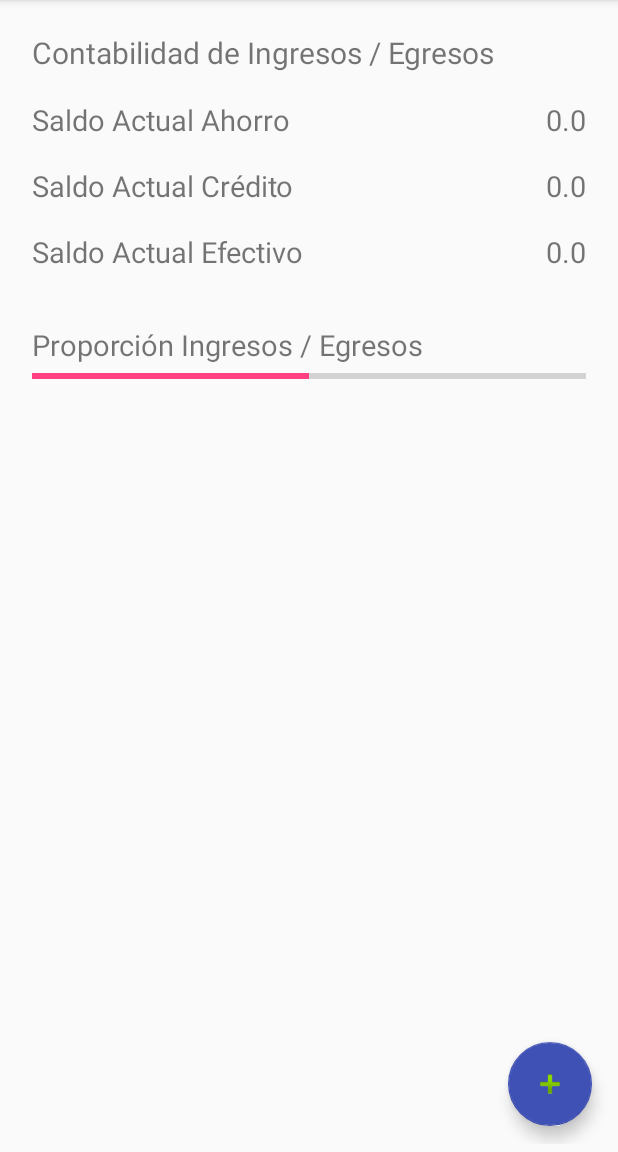
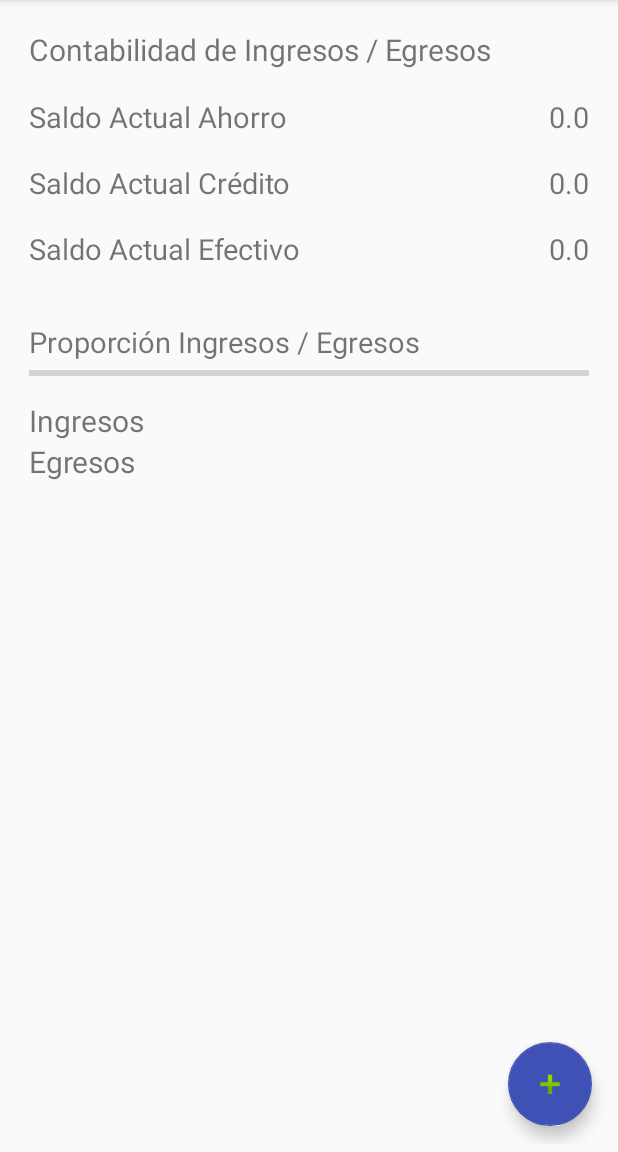
Before and after one commit to cristhoper23/MoneyHelper, an Android app: the screen it shows after launch (MainActivity), on a phone screen of 412 x 824 dp, the part 84-1236 px from its top. Run offline under Robolectric (Android 15) with nearby library versions, the phone set to English and light mode, and no system bars.

Commit message:
3° Commit

```diff
--- a/app/src/main/java/com/cristhoper/moneyhelper/activities/MainActivity.java
+++ b/app/src/main/java/com/cristhoper/moneyhelper/activities/MainActivity.java
@@ -3,7 +3,9 @@ package com.cristhoper.moneyhelper.activities;
 import android.content.Intent;
 import android.support.v7.app.AppCompatActivity;
 import android.os.Bundle;
+import android.util.Log;
 import android.view.View;
+import android.widget.ProgressBar;
 import android.widget.TextView;
 
 import com.cristhoper.moneyhelper.R;
@@ -14,6 +16,7 @@ public class MainActivity extends AppCompatActivity {
     private static final int NEW_OPERATION_REQUEST = 100;
 
     private TextView textAhorro, textCredito, textEfectivo;
+    private ProgressBar progressBar;
     @Override
     protected void onCreate(Bundle savedInstanceState) {
         super.onCreate(savedInstanceState);
@@ -22,6 +25,7 @@ public class MainActivity extends AppCompatActivity {
         textAhorro = (TextView) findViewById(R.id.txtAhorro);
         textCredito = (TextView) findViewById(R.id.txtCredito);
         textEfectivo = (TextView) findViewById(R.id.txtEfectivo);
+        progressBar = (ProgressBar) findViewById(R.id.progressBar);
 
         mostrarSaldos();
     }
@@ -37,11 +41,17 @@ public class MainActivity extends AppCompatActivity {
         mostrarSaldos();
     }
 
-    public void mostrarSaldos(){
+    private void mostrarSaldos(){
         Saldo saldoActual = Saldo.getInstance();
 
         textAhorro.setText(saldoActual.getSaldoAhorro().toString());
         textCredito.setText(saldoActual.getSaldoCredito().toString());
         textEfectivo.setText(saldoActual.getSaldoEfectivo().toString());
+
+        //ANALIZAR ESTE CODIGO
+        Long ingreso = Math.round(saldoActual.getMtIngreso());
+        int p = (int) ingreso.longValue();
+        Log.d("progress", String.valueOf(p));
+        progressBar.setProgress((int)ingreso.doubleValue());
     }
 }
--- a/app/src/main/res/layout/activity_main.xml
+++ b/app/src/main/res/layout/activity_main.xml
@@ -12,7 +12,7 @@
         android:layout_width="match_parent"
         android:layout_height="match_parent"
         android:orientation="vertical"
-        android:padding="16dp">
+        android:padding="14dp">
 
         <TextView
             android:layout_width="wrap_content"
@@ -100,7 +100,46 @@
             style="@style/Widget.AppCompat.ProgressBar.Horizontal"
             android:layout_width="match_parent"
             android:layout_height="wrap_content"
+            android:paddingBottom="10dp"
             android:progress="50" />
+
+        <LinearLayout
+            android:layout_width="match_parent"
+            android:layout_height="wrap_content"
+            android:orientation="horizontal">
+            <TextView
+                android:layout_width="match_parent"
+                android:layout_height="wrap_content"
+                android:layout_weight="1"
+                android:textSize="20sp"
+                android:text="Ingresos"/>
+            <TextView
+                android:layout_width="match_parent"
+                android:layout_height="wrap_content"
+                android:layout_weight="1"
+                android:textSize="20sp"
+                android:textAlignment="textEnd"
+                tools:text="67%"/>
+        </LinearLayout>
+
+        <LinearLayout
+            android:layout_width="match_parent"
+            android:layout_height="wrap_content"
+            android:orientation="horizontal">
+            <TextView
+                android:layout_width="match_parent"
+                android:layout_height="wrap_content"
+                android:layout_weight="1"
+                android:textSize="20sp"
+                android:text="Egresos"/>
+            <TextView
+                android:layout_width="match_parent"
+                android:layout_height="wrap_content"
+                android:layout_weight="1"
+                android:textSize="20sp"
+                android:textAlignment="textEnd"
+                tools:text="33%"/>
+        </LinearLayout>
     </LinearLayout>
 
 
--- a/app/src/main/res/values/strings.xml
+++ b/app/src/main/res/values/strings.xml
@@ -12,7 +12,7 @@
     <string name="radioIngr">Ingreso</string>
     <string name="radioEgr">Egreso</string>
     <string-array name="tipoCuenta">
-        <item>Tipo de cuenta</item>
+        <item>Seleccionar tipo de cuenta</item>
         <item>Tarjeta de Crédito</item>
         <item>Ahorro</item>
         <item>Efectivo</item>
```
Also changed, not shown: app/src/main/java/com/cristhoper/moneyhelper/activities/NewOperationActivity.java (+36 -4 lines), app/src/main/java/com/cristhoper/moneyhelper/models/Saldo.java (+17 -13 lines), app/src/main/res/layout/activity_new_operation.xml (+13 -7 lines).
